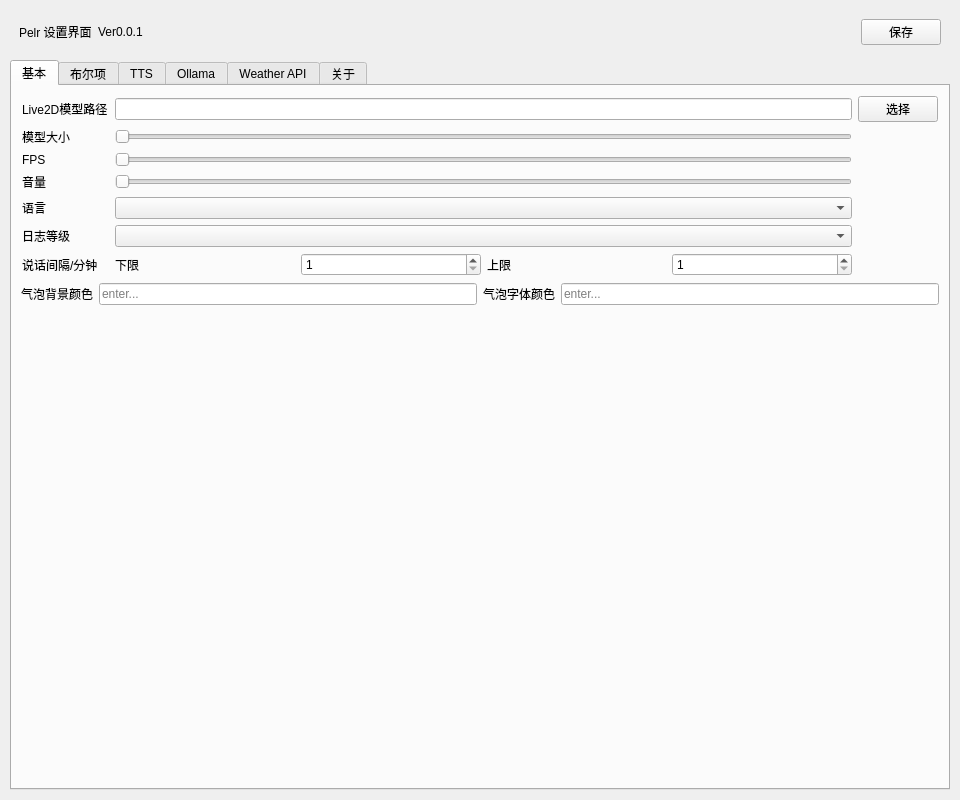
The window that src/ui/setting.ui (csy214-beep/Pelr) describes before a commit, drawn with Qt 5.
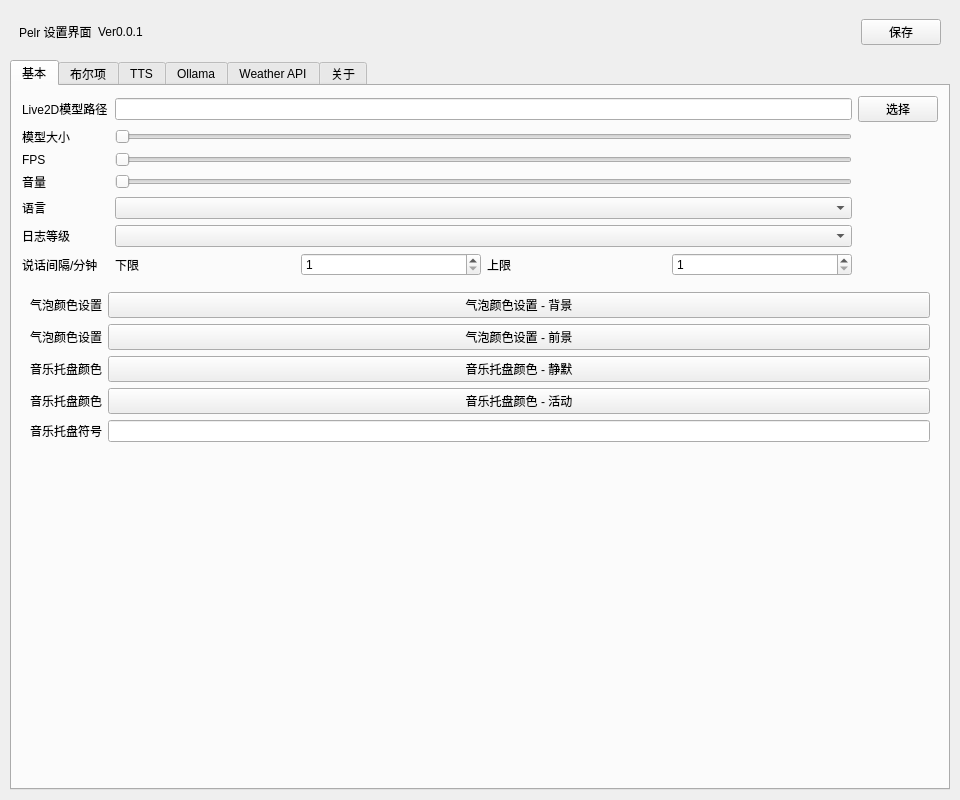
The same window after the commit. The open tabs and pages were chosen to show the change. Icons and pictures are not drawn. Custom widgets are drawn as their Qt base class.

Commit message: feat(setting): 音乐托盘颜色/符号设置项，优化气泡颜色设置逻辑

Diff of the .ui file:
```diff
--- a/src/ui/setting.ui
+++ b/src/ui/setting.ui
@@ -256,62 +256,76 @@
         </layout>
        </item>
        <item>
-        <layout class="QGridLayout" name="gridLayout">
+        <widget class="QWidget" name="widget_3" native="true">
+         <layout class="QFormLayout" name="formLayout_4">
          <item row="0" column="0">
           <widget class="QLabel" name="label_24">
            <property name="text">
-            <string>气泡背景颜色</string>
+             <string>气泡颜色设置</string>
            </property>
           </widget>
          </item>
          <item row="0" column="1">
-          <widget class="QLineEdit" name="lineEdit_9">
-           <property name="placeholderText">
-            <string>enter...</string>
+           <widget class="QPushButton" name="pushButton_17">
+            <property name="text">
+             <string>气泡颜色设置 - 背景</string>
            </property>
           </widget>
          </item>
-         <item row="0" column="2">
+          <item row="1" column="1">
+           <widget class="QPushButton" name="pushButton_18">
+            <property name="text">
+             <string>气泡颜色设置 - 前景</string>
+            </property>
+           </widget>
+          </item>
+          <item row="2" column="1">
+           <widget class="QPushButton" name="pushButton_19">
+            <property name="text">
+             <string>音乐托盘颜色 - 静默</string>
+            </property>
+           </widget>
+          </item>
+          <item row="3" column="1">
+           <widget class="QPushButton" name="pushButton_20">
+            <property name="text">
+             <string>音乐托盘颜色 - 活动</string>
+            </property>
+           </widget>
+          </item>
+          <item row="4" column="1">
+           <widget class="QLineEdit" name="lineEdit_9"/>
+          </item>
+          <item row="1" column="0">
           <widget class="QLabel" name="label_25">
            <property name="text">
-            <string>气泡字体颜色</string>
+             <string>气泡颜色设置</string>
            </property>
           </widget>
          </item>
-         <item row="0" column="3">
-          <widget class="QLineEdit" name="lineEdit_10">
-           <property name="placeholderText">
-            <string>enter...</string>
+          <item row="2" column="0">
+           <widget class="QLabel" name="label_34">
+            <property name="text">
+             <string>音乐托盘颜色</string>
            </property>
           </widget>
          </item>
-         <item row="1" column="1">
-          <spacer name="verticalSpacer_3">
-           <property name="orientation">
-            <enum>Qt::Vertical</enum>
-           </property>
-           <property name="sizeHint" stdset="0">
-            <size>
-             <width>20</width>
-             <height>40</height>
-            </size>
-           </property>
-          </spacer>
-         </item>
-        </layout>
-       </item>
-       <item>
-        <spacer name="verticalSpacer_tab">
-         <property name="orientation">
-          <enum>Qt::Vertical</enum>
-         </property>
-         <property name="sizeHint" stdset="0">
-          <size>
-           <width>20</width>
-           <height>40</height>
-          </size>
-         </property>
-        </spacer>
+          <item row="3" column="0">
+           <widget class="QLabel" name="label_35">
+            <property name="text">
+             <string>音乐托盘颜色</string>
+            </property>
+           </widget>
+          </item>
+          <item row="4" column="0">
+           <widget class="QLabel" name="label_36">
+            <property name="text">
+             <string>音乐托盘符号</string>
+            </property>
+           </widget>
+          </item>
+         </layout>
+        </widget>
        </item>
       </layout>
      </widget>
```
Left out of the diff: 6 changed lines with no effect on the pictures. Lines whose indentation alone changed are shown as unchanged. The commit also changes 5 other files.
